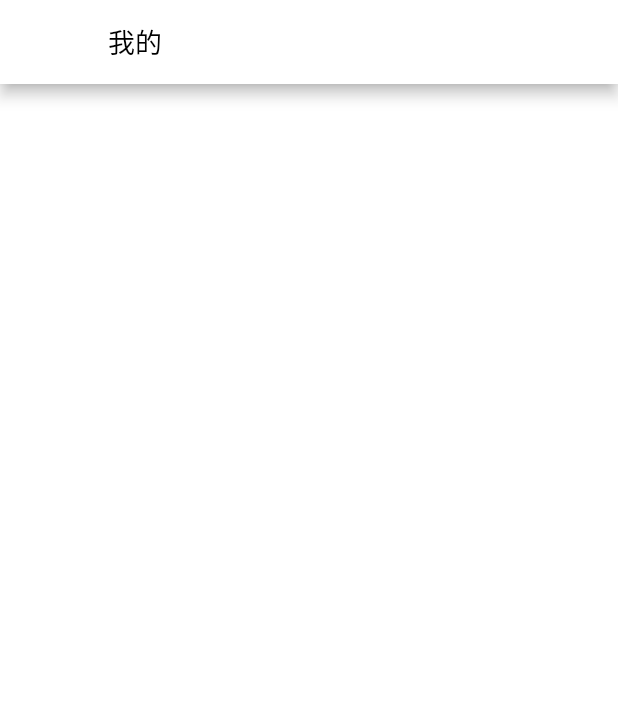
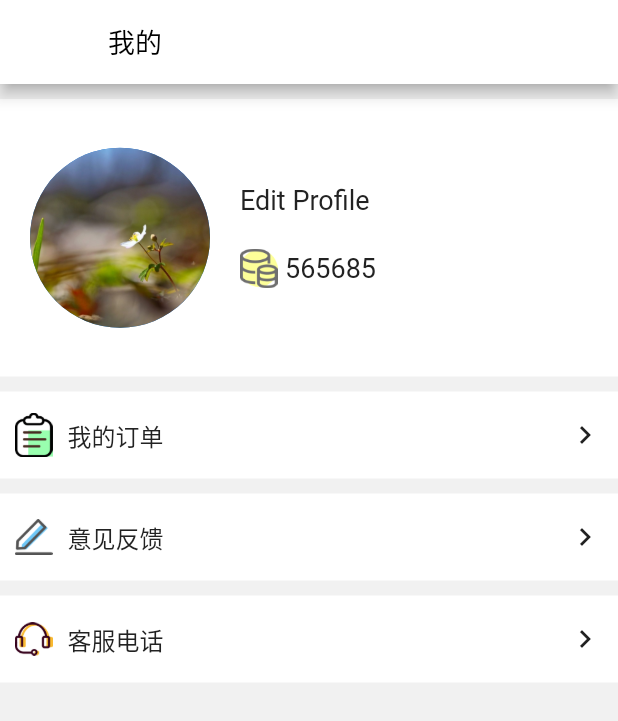
Before and after one commit to liqiang2199/small_super, a Flutter app: the MeFragment screen opened directly, on a phone screen of 412 x 824 dp. Shown: the top 721 px of the screen. Run offline on Flutter 3.47's test engine with Material 2 defaults, Android fonts, the phone set to English and light mode, and no system bars.

Commit message:
新增我的界面

```diff
--- a/lib/fragment/MeFragment.dart
+++ b/lib/fragment/MeFragment.dart
@@ -1,5 +1,6 @@
 import 'package:flutter/material.dart';
 import 'package:small_super/value/string.dart';
+import 'package:small_super/widget/OfenView.dart';
 
 class MeFragment extends StatefulWidget{
   @override
@@ -10,15 +11,23 @@ class MeFragment extends StatefulWidget{
 
 }
 class _MeFragment extends State<MeFragment>{
+
+  var _funcName = ["我的订单","意见反馈","客服电话"];
+  var _funcImages = ["images/icon_me_order.png","images/icon_suggestion.png","images/icon_customer.png"];
+
   @override
   Widget build(BuildContext context) {
     // TODO: implement build
     return new Scaffold(
-      backgroundColor: Colors.white,
+      backgroundColor: Color(0xffF1F1F1),
+      appBar: _toolBarAPPBar(),
       body: new Column(
         children: <Widget>[
 
-          _toolBarAPPBar(),
+          _headerImage_Name(),
+          new Column(
+            children: _functionListMe(),
+          ),
 
         ],
       ),
@@ -41,4 +50,115 @@ class _MeFragment extends State<MeFragment>{
     );
   }
 
+  /*
+   * 头像和用户名 控件
+   */
+  Widget _headerImage_Name(){
+    return new Container(
+      margin: EdgeInsets.only(top: 10.0),
+      color: Colors.white,
+      height: 185.0,
+      child: new Row(
+        crossAxisAlignment: CrossAxisAlignment.center,
+        children: <Widget>[
+          new Container(
+            padding: EdgeInsets.all(20.0),
+            child: new CircleAvatar(
+              backgroundImage: new ExactAssetImage("images/icon_background.jpg"),
+            ),
+            width: 160.0,
+            height: 160.0,
+          ),
+          new Column(
+            mainAxisAlignment: MainAxisAlignment.center,
+            crossAxisAlignment: CrossAxisAlignment.start,
+            textDirection: TextDirection.ltr,
+            children: <Widget>[
+              new Text("Edit Profile",
+                style: TextStyle(
+                  fontSize: 18.0,
+                  color: Color(0xff222222)
+                ),
+              ),
+              OftenView.oftenTopPadding(20.0),
+              new Row(
+                children: <Widget>[
+                  new Image.asset("images/icon_integral.png",
+                    width: 25.0,
+                    height: 30.0,
+                  ),
+                  OftenView.oftenLeftPadding(5.0),
+                  new Text("565685",
+                    style: TextStyle(
+                        fontSize: 18.0,
+                        color: Color(0xff222222)
+                    ),
+                  ),
+                ],
+              ),
+
+            ],
+          ),
+
+        ],
+      ),
+    );
+  }
+
+  /*
+   * 功能列表
+   */
+  List<Widget> _functionListMe(){
+    List<Widget> meFuncList = List();
+    for(int i = 0;i<_funcImages.length;i++){
+      meFuncList.add(_meFunction(_funcImages[i],_funcName[i]));
+    }
+    return meFuncList;
+  }
+
+  /*
+   * 我的 订单 客服 建议
+   */
+  Widget _meFunction(String imagePath,String funcName){
+    return new GestureDetector(
+      onTap: (){
+        print(" 点击$funcName ");
+        switch(funcName){
+          case "我的订单":
+            Navigator.pushNamed(context, "meOrder");
+            break;
+        }
+      },
+      child: new Container(
+        margin: EdgeInsets.only(top: 10.0,),
+        padding: EdgeInsets.only(left: 10.0,right: 10.0,),
+        color: Colors.white,
+        height: 58.0,
+        child: new Row(
+          children: <Widget>[
+
+            new Expanded(child: new Row(
+              children: <Widget>[
+                new Image.asset(imagePath,
+                  width: 25.0,
+                  height: 30.0,
+                ),
+                OftenView.oftenLeftPadding(10.0),
+                new Text(funcName,
+                  style: TextStyle(
+                      fontSize: 16.0,
+                      color: Color(0xff222222)
+                  ),
+                ),
+              ],
+            ),),
+
+            new Icon(Icons.chevron_right),
+
+          ],
+        ),
+      ),
+    );
+  }
+
 }
--- a/lib/main.dart
+++ b/lib/main.dart
@@ -4,6 +4,8 @@ import 'package:small_super/fragment/ClassifyFragment.dart';
 import 'package:small_super/fragment/MeFragment.dart';
 import 'package:small_super/fragment/ShoppingFragment.dart';
 import 'package:small_super/value/string.dart';
+
+import 'package:small_super/activity/OrderController.dart';
 
 /*
  * if (Platform.isAndroid) {
@@ -26,6 +28,9 @@ class MyApp extends StatelessWidget {
         primarySwatch: Colors.blue,
       ),
       home: new MyHomePage(),
+      routes: {
+        "meOrder":(BuildContext context)=>new OrderController(),
+      },
     );
   }
 }
--- a/pubspec.yaml
+++ b/pubspec.yaml
@@ -49,6 +49,10 @@ flutter:
      - images/icon_shop_minus.png
      - images/icon_shop_add.png
      - images/icon_delete.png
+     - images/icon_integral.png
+     - images/icon_me_order.png
+     - images/icon_suggestion.png
+     - images/icon_customer.png
 
   # An image asset can refer to one or more resolution-specific "variants", see
   # https://flutter.io/assets-and-images/#resolution-aware.
```
Also changed, not shown: lib/activity/OrderController.dart (added, +253 -0 lines), lib/base/BaseController.dart (added, +22 -0 lines), lib/fragment/ShoppingFragment.dart (+50 -3 lines), lib/widget/OfenView.dart (+17 -0 lines), images/icon_customer.png (added), images/icon_integral.png (added), images/icon_me_order.png (added), images/icon_suggestion.png (added).
